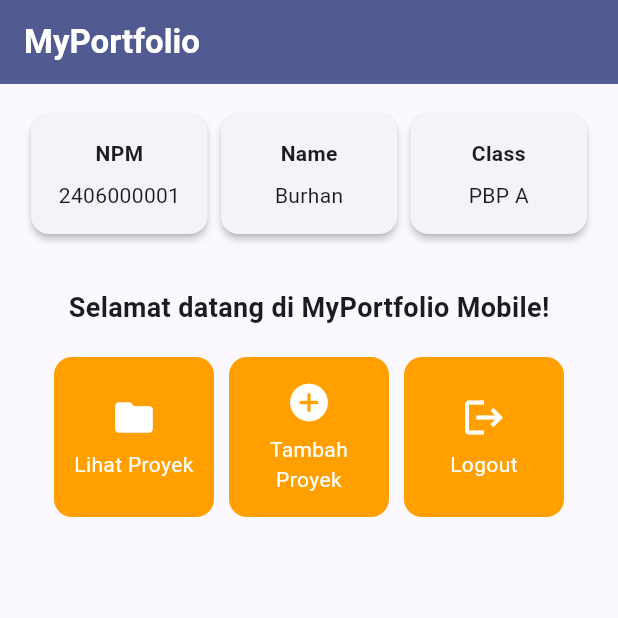
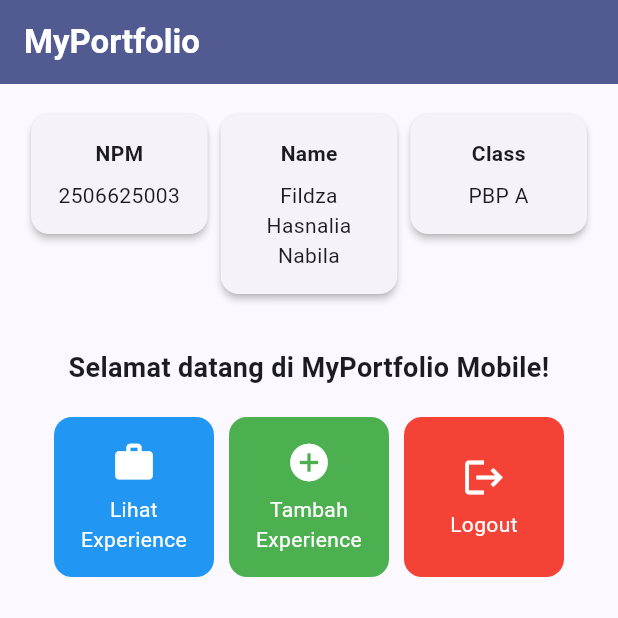
Before and after one commit to fildzasnaliaa/myportofolio_mobile, a Flutter app: the screen it shows after launch, on a phone screen of 412 x 824 dp, the top half of it. Run offline on Flutter 3.47's test engine with Material 3 defaults, Android fonts, the phone set to English and light mode, and no system bars.

Commit message:
feat: personalize profile data and add colored Experience action buttons

```diff
--- a/lib/menu.dart
+++ b/lib/menu.dart
@@ -3,14 +3,14 @@ import 'package:flutter/material.dart';
 class MyHomePage extends StatelessWidget {
   MyHomePage({super.key});
 
-  final String npm = "2406000001";
-  final String nama = "Burhan";
+  final String npm = "2506625003";
+  final String nama = "Fildza Hasnalia Nabila";
   final String kelas = "PBP A";
 
   final List<ItemHomepage> items = [
-    ItemHomepage("Lihat Proyek", Icons.folder),
-    ItemHomepage("Tambah Proyek", Icons.add_circle),
-    ItemHomepage("Logout", Icons.logout),
+    ItemHomepage("Lihat Experience", Icons.work, Colors.blue),
+    ItemHomepage("Tambah Experience", Icons.add_circle, Colors.green),
+    ItemHomepage("Logout", Icons.logout, Colors.red),
   ];
 
   @override
@@ -26,13 +26,14 @@ class MyHomePage extends StatelessWidget {
         ),
         backgroundColor: Theme.of(context).colorScheme.primary,
       ),
-      body: Padding(
+      body: SingleChildScrollView(
         padding: const EdgeInsets.all(16.0),
         child: Column(
           crossAxisAlignment: CrossAxisAlignment.center,
           children: [
             Row(
               mainAxisAlignment: MainAxisAlignment.spaceEvenly,
+              crossAxisAlignment: CrossAxisAlignment.start,
               children: [
                 InfoCard(title: 'NPM', content: npm),
                 InfoCard(title: 'Name', content: nama),
@@ -40,13 +41,11 @@ class MyHomePage extends StatelessWidget {
               ],
             ),
             const SizedBox(height: 16.0),
-            Center(
-              child: Column(
-                children: [
             const Padding(
               padding: EdgeInsets.only(top: 16.0),
               child: Text(
                 'Selamat datang di MyPortfolio Mobile!',
+                textAlign: TextAlign.center,
                 style: TextStyle(
                   fontWeight: FontWeight.bold,
                   fontSize: 18.0,
@@ -54,18 +53,16 @@ class MyHomePage extends StatelessWidget {
               ),
             ),
             GridView.count(
-                    primary: true,
+              primary: false,
+              physics: const NeverScrollableScrollPhysics(),
+              shrinkWrap: true,
               padding: const EdgeInsets.all(20),
               crossAxisSpacing: 10,
               mainAxisSpacing: 10,
               crossAxisCount: 3,
-                    shrinkWrap: true,
               children: items.map((ItemHomepage item) {
                 return ItemCard(item);
               }).toList(),
-                  ),
-                ],
-              ),
             ),
           ],
         ),
@@ -94,7 +91,10 @@ class InfoCard extends StatelessWidget {
               style: const TextStyle(fontWeight: FontWeight.bold),
             ),
             const SizedBox(height: 8.0),
-            Text(content),
+            Text(
+              content,
+              textAlign: TextAlign.center,
+            ),
           ],
         ),
       ),
@@ -105,8 +105,9 @@ class InfoCard extends StatelessWidget {
 class ItemHomepage {
   final String name;
   final IconData icon;
+  final Color color;
 
-  ItemHomepage(this.name, this.icon);
+  ItemHomepage(this.name, this.icon, this.color);
 }
 
 class ItemCard extends StatelessWidget {
@@ -117,9 +118,10 @@ class ItemCard extends StatelessWidget {
   @override
   Widget build(BuildContext context) {
     return Material(
-      color: Theme.of(context).colorScheme.secondary,
+      color: item.color,
       borderRadius: BorderRadius.circular(12),
       child: InkWell(
+        borderRadius: BorderRadius.circular(12),
         onTap: () {
           ScaffoldMessenger.of(context)
             ..hideCurrentSnackBar()
```
Lines whose indentation alone changed are shown as unchanged.
